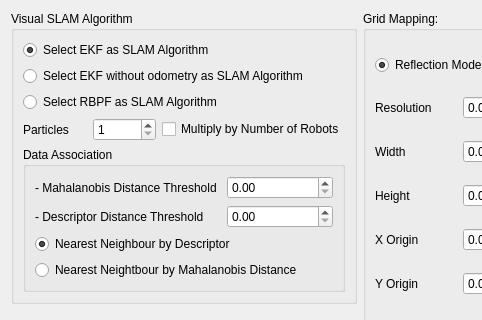
This is trunk/ui/slamOptionsDialog.ui in DrJulia/mrxt as Qt 5 draws it before an edit; both pictures show x 0 to 482 and y 0 to 320 of the 655 by 464 pixel window. The edited form follows.
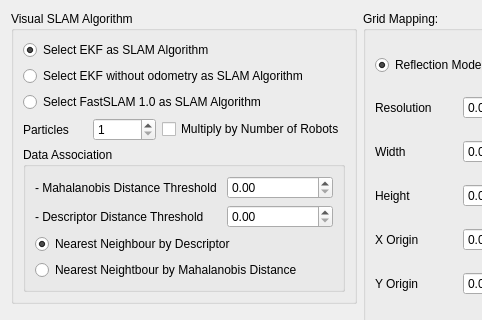
This is the edited form.

The edit to the form file:
```diff
--- a/trunk/ui/slamOptionsDialog.ui
+++ b/trunk/ui/slamOptionsDialog.ui
@@ -272,7 +272,7 @@
       <item row="2" column="0" colspan="3">
        <widget class="QRadioButton" name="RBPFRadioButton">
         <property name="text">
-         <string>Select RBPF as SLAM Algorithm</string>
+         <string>Select FastSLAM 1.0 as SLAM Algorithm</string>
         </property>
         <property name="autoRepeat">
          <bool>false</bool>
```
